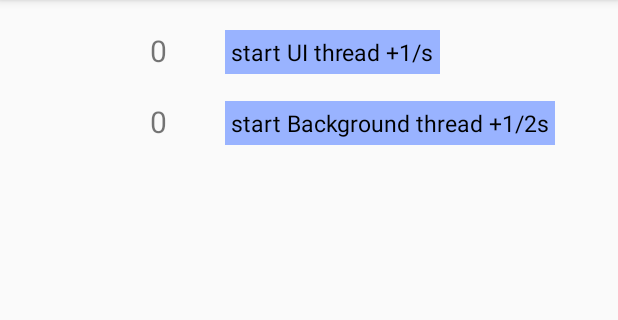
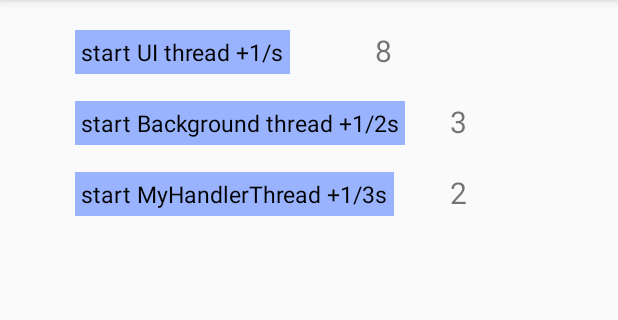
Before and after one commit to ydxb7/android-summary, an Android app: the screen it shows after launch (MainActivity), on a phone screen of 412 x 824 dp, the part 84-404 px from its top. Run offline under Robolectric (Android 15) with nearby library versions, the phone set to English and light mode, and no system bars.

Commit message:
add MyHandlerThread

```diff
--- a/HandlerExample/app/src/main/java/ai/tomorrow/handlerexample/MainActivity.java
+++ b/HandlerExample/app/src/main/java/ai/tomorrow/handlerexample/MainActivity.java
@@ -3,6 +3,7 @@ package ai.tomorrow.handlerexample;
 import android.os.Bundle;
 import android.os.Handler;
 import android.os.HandlerThread;
+import android.os.Message;
 import android.util.Log;
 import android.view.View;
 import android.widget.TextView;
@@ -14,14 +15,14 @@ public class MainActivity extends AppCompatActivity {
     private static final String TAG = "MainActivity";
 
     private TextView mUiNumber;
-    private TextView mUiCount;
     private TextView mBackgroundNumber;
-    private TextView mBackgroundCount;
+    private TextView mMyHandlerThreadNumber;
 
     private int uiCount = 0;
     private int backgroundCount = 0;
+    private int myHandlerThreadCount = 0;
 
-    // TODO example 1: ui thread -> add 1/3sec
+    // TODO example 1: ui thread -> add 1/sec
     // ui thread
     private Handler uiHandler;
 
@@ -36,10 +37,10 @@ public class MainActivity extends AppCompatActivity {
         }
     };
 
-    // TODO example 2: background thread -> add 1/4sec
+    // TODO example 2: background thread -> add 1/2sec
     // background thread
     private Handler backgroundHandler;
-    private HandlerThread handlerThread = new HandlerThread("background_thread_xx");
+    private HandlerThread handlerThread;
 
     private Runnable backgroundThreadRunner = new Runnable() {
         @Override
@@ -60,73 +61,65 @@ public class MainActivity extends AppCompatActivity {
         }
     };
 
+    // TODO example 3: MyHandlerThread -> add 1/3sec
+    private MyHandlerThread myHandlerThread;
+    private Handler myHandler;
+    private Runnable myHandlerThreadRunner = new Runnable() {
+        @Override
+        public void run() {
+            Log.d("TAG", "myHandlerThreadRunner, thread name: " + Thread.currentThread().getName());
+
+            myHandler.postDelayed(myHandlerThreadRunner, 3000);
+
+            uiHandler.post(new Runnable() {
+                @Override
+                public void run() {
+                    myHandlerThreadCount++;
+                    mMyHandlerThreadNumber.setText(String.valueOf(myHandlerThreadCount));
+                }
+            });
+        }
+    };
+
+
     @Override
     protected void onCreate(Bundle savedInstanceState) {
         super.onCreate(savedInstanceState);
         setContentView(R.layout.activity_main);
 
         mUiNumber = findViewById(R.id.tv_ui_number);
-        mUiCount = findViewById(R.id.tv_ui_count);
         mBackgroundNumber = findViewById(R.id.tv_background_number);
-        mBackgroundCount = findViewById(R.id.tv_background_count);
+        mMyHandlerThreadNumber = findViewById(R.id.tv_MyHandlerThread_number);
 
+        // TODO example 1: ui
         // Main/ui thread no need to start
         uiHandler = new Handler();
+        uiHandler.postDelayed(mainThreadRunner, 1000);
 
+        // TODO example 2: background HandlerThread
         // start a background thread.
+        handlerThread = new HandlerThread("background_thread");
         handlerThread.start();
         backgroundHandler = new Handler(handlerThread.getLooper());
+        backgroundHandler.postDelayed(backgroundThreadRunner, 2000);
 
-        mUiCount.setOnClickListener(new View.OnClickListener() {
-            @Override
-            public void onClick(View view) {
-                if (mUiCount.getText().equals("start UI thread +1/s")) {
-                    Log.d(TAG, "onClick: ui thread start to count.");
-                    mUiCount.setText("stop UI thread +1/s");
-
-                    // TODO example 1: start to count
-                    // start to count every second
-                    uiHandler.postDelayed(mainThreadRunner, 1000);
-                } else {
-                    Log.d(TAG, "onClick: stop ui thread");
-                    mUiCount.setText("start UI thread +1/s");
-
-                    // TODO example 1: stop to count
-                    uiHandler.removeCallbacks(mainThreadRunner);
-                    // remove all runnable posted on this handler.
-                    uiHandler.removeCallbacksAndMessages(null);
-                }
-            }
-        });
-
-        mBackgroundCount.setOnClickListener(new View.OnClickListener() {
-            @Override
-            public void onClick(View view) {
-                if (mBackgroundCount.getText().equals("start Background thread +1/2s")) {
-                    mBackgroundCount.setText("stop Background thread +1/2s");
-
-                    Log.d(TAG, "onClick: background thread start to count.");
-                    // TODO example 2: start to count
-                    backgroundHandler.postDelayed(backgroundThreadRunner, 2000);
-                } else {
-                    mBackgroundCount.setText("start Background thread +1/2s");
-                    // TODO example 2: stop to count
-                    backgroundHandler.removeCallbacks(backgroundThreadRunner);
-                }
-
-            }
-        });
-
-
+        // TODO example 3: background MyHandlerThread
+        myHandlerThread = new MyHandlerThread("MyHandlerThread");
+        myHandlerThread.start();
+        myHandler = new Handler(myHandlerThread.getLooper());
+        Log.d(TAG, "onCreate: myHandlerThread.getLooper() = " + myHandlerThread.getLooper());
+        myHandler.postDelayed(myHandlerThreadRunner, 3000);
     }
 
     @Override
     public void onPause() {
+
         uiHandler.removeCallbacks(mainThreadRunner);
-        // remove all runnable posted on this handler.
         uiHandler.removeCallbacksAndMessages(null);
 
         backgroundHandler.removeCallbacks(backgroundThreadRunner);
+
+        myHandler.removeCallbacks(myHandlerThreadRunner);
 
         super.onPause();
     }
--- /dev/null
+++ b/HandlerExample/app/src/main/java/ai/tomorrow/handlerexample/MyHandlerThread.java
@@ -0,0 +1,50 @@
+package ai.tomorrow.handlerexample;
+
+import android.os.Looper;
+import android.os.Process;
+import android.util.Log;
+
+/**
+ * An easy version of HandlerThread
+ */
+public class MyHandlerThread extends Thread {
+    private static final String TAG = "MyHandlerThread";
+
+    int mPriority;
+    Looper mLooper;
+
+    public MyHandlerThread(String name) {
+        super(name);
+        mPriority = Process.THREAD_PRIORITY_DEFAULT;
+    }
+
+    @Override
+    public void run() {
+        Log.d(TAG, "run...");
+        Looper.prepare();
+        synchronized (this) {
+            mLooper = Looper.myLooper();
+            notifyAll();
+        }
+        Process.setThreadPriority(mPriority);
+        Looper.loop();
+    }
+
+    public Looper getLooper() {
+        if (!isAlive()) {
+            return null;
+        }
+
+        // If the thread has been started, wait until the looper has been created.
+        synchronized (this) {
+            while (isAlive() && mLooper == null) {
+                try {
+                    wait();
+                } catch (InterruptedException e) {
+                    Log.d(TAG, "getLooper: e = " + e.getMessage());
+                }
+            }
+        }
+        return mLooper;
+    }
+}
--- a/HandlerExample/app/src/main/res/layout/activity_main.xml
+++ b/HandlerExample/app/src/main/res/layout/activity_main.xml
@@ -10,7 +10,7 @@
         android:layout_width="wrap_content"
         android:layout_height="wrap_content"
         android:text="0"
-        android:layout_marginStart="100dp"
+        android:layout_marginStart="250dp"
         android:layout_marginTop="20dp"
         android:textSize="20sp" />
 
@@ -19,7 +19,7 @@
         android:layout_width="wrap_content"
         android:layout_height="wrap_content"
         android:background="@color/light_blue"
-        android:layout_marginStart="150dp"
+        android:layout_marginStart="50dp"
         android:layout_marginTop="20dp"
         android:textColor="@color/black"
         android:text="start UI thread +1/s"
@@ -31,7 +31,7 @@
         android:layout_width="wrap_content"
         android:layout_height="wrap_content"
         android:text="0"
-        android:layout_marginStart="100dp"
+        android:layout_marginStart="300dp"
         android:layout_below="@id/tv_ui_number"
         android:layout_marginTop="20dp"
         android:textSize="20sp" />
@@ -41,7 +41,7 @@
         android:layout_width="wrap_content"
         android:layout_height="wrap_content"
         android:background="@color/light_blue"
-        android:layout_marginStart="150dp"
+        android:layout_marginStart="50dp"
         android:layout_marginTop="20dp"
         android:textColor="@color/black"
         android:layout_below="@id/tv_ui_number"
@@ -49,5 +49,28 @@
         android:padding="4dp"
         android:textSize="15sp" />
 
+    <TextView
+        android:id="@+id/tv_MyHandlerThread_number"
+        android:layout_width="wrap_content"
+        android:layout_height="wrap_content"
+        android:text="0"
+        android:layout_marginStart="300dp"
+        android:layout_below="@id/tv_background_number"
+        android:layout_marginTop="20dp"
+        android:textSize="20sp" />
+
+    <TextView
+        android:id="@+id/tv_MyHandlerThread_count"
+        android:layout_width="wrap_content"
+        android:layout_height="wrap_content"
+        android:background="@color/light_blue"
+        android:layout_marginStart="50dp"
+        android:layout_marginTop="20dp"
+        android:textColor="@color/black"
+        android:layout_below="@id/tv_background_number"
+        android:text="start MyHandlerThread +1/3s"
+        android:padding="4dp"
+        android:textSize="15sp" />
+
 
 </RelativeLayout>
```
Also changed, not shown: 1 other file.
